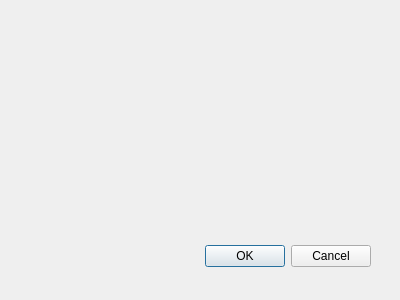
First picture: the form in Qt/addclass.ui, repository Swoking/COAC2016, before the edit.
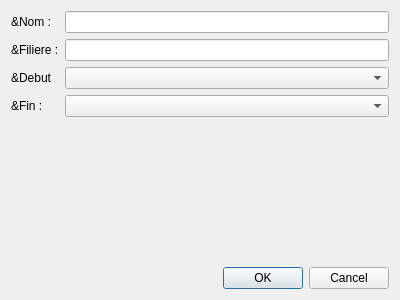
Second picture: the form after the edit.

Commit message: modfication de l'UI d'ajout de classe

Patch:
```diff
--- a/Qt/addclass.ui
+++ b/Qt/addclass.ui
@@ -15,15 +15,9 @@
   <property name="windowTitle">
    <string>Dialog</string>
   </property>
+  <layout class="QGridLayout" name="gridLayout">
+   <item row="1" column="0">
   <widget class="QDialogButtonBox" name="buttonBox">
-   <property name="geometry">
-    <rect>
-     <x>30</x>
-     <y>240</y>
-     <width>341</width>
-     <height>32</height>
-    </rect>
-   </property>
    <property name="orientation">
     <enum>Qt::Horizontal</enum>
    </property>
@@ -31,8 +25,53 @@
     <set>QDialogButtonBox::Cancel|QDialogButtonBox::Ok</set>
    </property>
   </widget>
- </widget>
- <pixmapfunction/>
+   </item>
+   <item row="0" column="0">
+    <layout class="QFormLayout" name="formLayout">
+     <item row="0" column="0">
+      <widget class="QLabel" name="laNom">
+       <property name="text">
+        <string>&amp;Nom :</string>
+       </property>
+      </widget>
+     </item>
+     <item row="1" column="0">
+      <widget class="QLabel" name="labFiliere">
+       <property name="text">
+        <string>&amp;Filiere :</string>
+       </property>
+      </widget>
+     </item>
+     <item row="2" column="0">
+      <widget class="QLabel" name="labDebut">
+       <property name="text">
+        <string>&amp;Debut</string>
+       </property>
+      </widget>
+     </item>
+     <item row="3" column="0">
+      <widget class="QLabel" name="labFin">
+       <property name="text">
+        <string>&amp;Fin :</string>
+       </property>
+      </widget>
+     </item>
+     <item row="0" column="1">
+      <widget class="QLineEdit" name="ledtNom"/>
+     </item>
+     <item row="1" column="1">
+      <widget class="QLineEdit" name="ledtFiliere"/>
+     </item>
+     <item row="2" column="1">
+      <widget class="QComboBox" name="cmbDebut"/>
+     </item>
+     <item row="3" column="1">
+      <widget class="QComboBox" name="cmbFin"/>
+     </item>
+    </layout>
+   </item>
+  </layout>
+ </widget>
  <resources/>
  <connections>
   <connection>
```
Left out of the diff: 4 changed lines with no effect on the pictures. Lines whose indentation alone changed are shown as unchanged.
